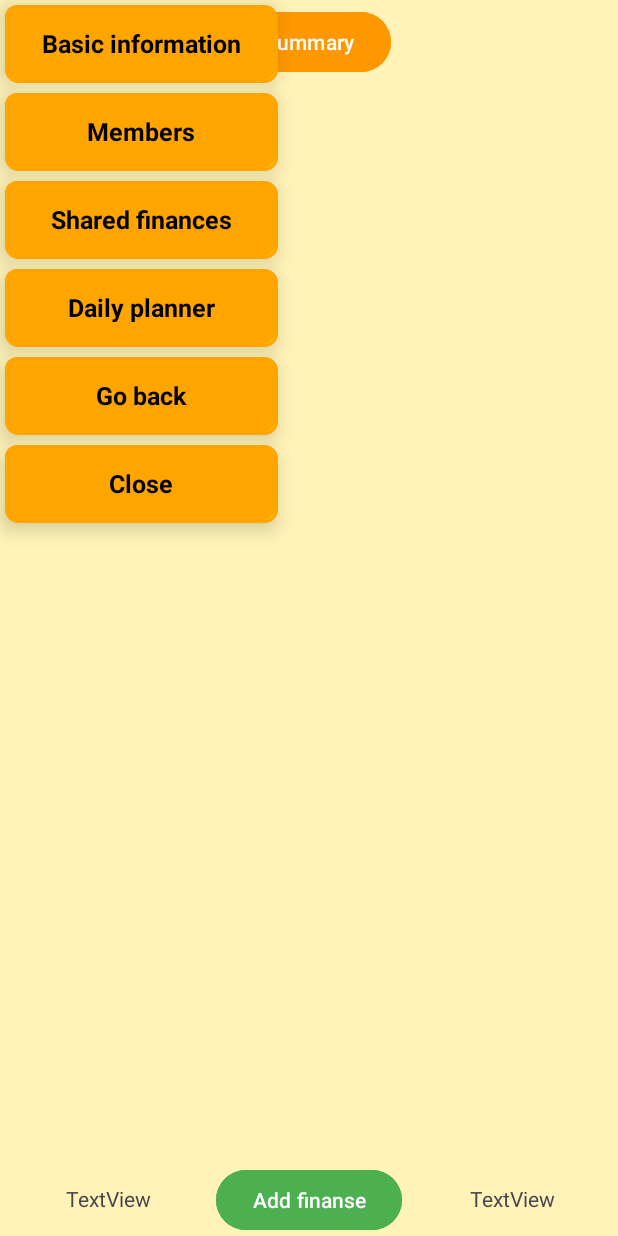
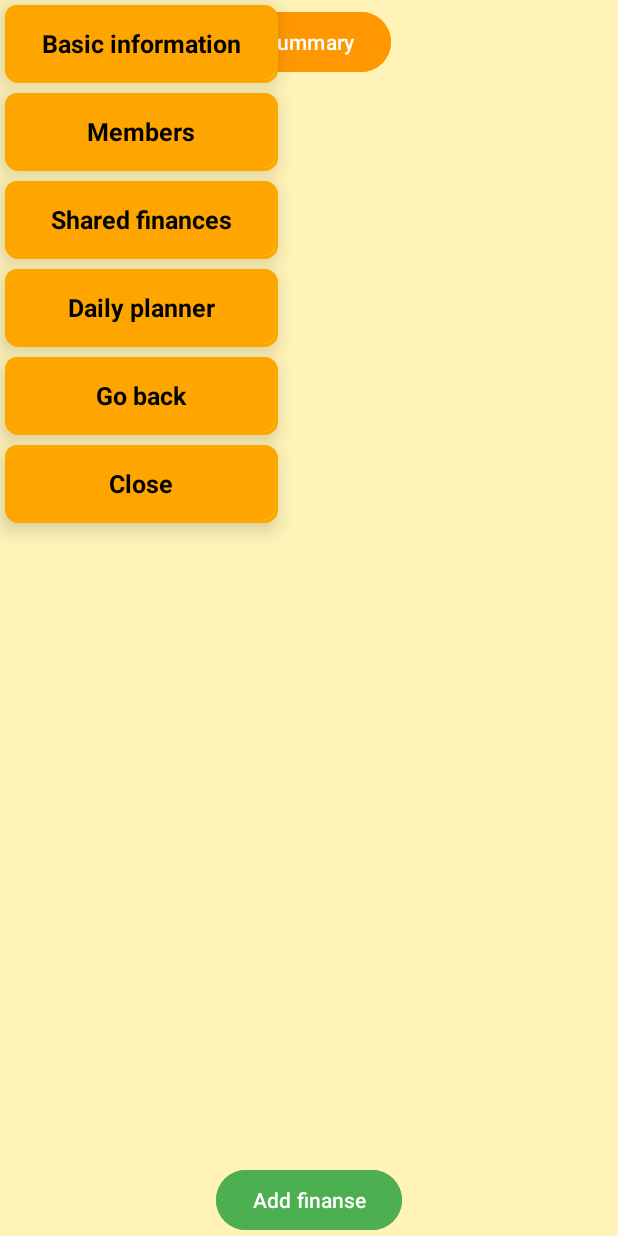
Before and after one commit to mateuszf2/PlanerPodrozy, an Android app: the FinanseActivity screen opened directly, with no data from a screen before it, after a tap on "Menu", on a phone screen of 412 x 824 dp. Run offline under Robolectric (Android 15) with nearby library versions, the phone set to English and light mode, and no system bars; our stand-ins replace Firebase (no records; nobody signed in at launch, a user with empty details on screens opened directly), sdp/ssp sizes; 2 statements that could not run were skipped.

Commit message:
Ostatnie poprawki

```diff
--- a/app/src/main/java/com/example/planerpodrozy/FinanseActivity.kt
+++ b/app/src/main/java/com/example/planerpodrozy/FinanseActivity.kt
@@ -30,8 +30,6 @@ class FinanseActivity : AppCompatActivity(),FinanseAdapter.OnEventClickListener
         val currentUser= FirebaseAuth.getInstance().currentUser
         val userId= currentUser?.uid
 
-        var sumAll: Double = 0.0
-        var sumUser: Double = 0.0
 
         finanseRecyclerView= binding.recyclerViewFinanse
         finanseAdapter= FinanseAdapter(this)
@@ -52,8 +50,7 @@ class FinanseActivity : AppCompatActivity(),FinanseAdapter.OnEventClickListener
                         val finanse= Finanse(amountFinanse, eventId, finanseId, finanseName.toString(), userIdFinanse.toString())
 
                         finanseList.add(finanse)
-                        sumAll+= amountFinanse //sumuje wszystkie składki dla tego wydarzenia
-                        binding.textViewSumAll.text= "Suma składek\n${sumAll} zł" //wyświetla sumę wszystkich składek tego wydarzenia
+
                     }
                     finanseAdapter.submitList(finanseList)
                 }
@@ -62,23 +59,7 @@ class FinanseActivity : AppCompatActivity(),FinanseAdapter.OnEventClickListener
                 }
         }
 
-        //sumuje wszystkie wpłaty użytkownika
-        if(userId!=null){
-            db.collection("finansePay")
-                .whereEqualTo("eventId", eventId)
-                .whereEqualTo("userId", userId)
-                .get()
-                .addOnSuccessListener { documents ->
-                    for(document in documents){
-                        val currentAmount= document.getString("amountPay")!!.toDouble()
-                        sumUser+=currentAmount
-                        binding.textViewSumUser.text= "Suma wpłat\n${sumUser.toString()}" //wyświetlanie na sumy wszystki wpłat użytkownika
-                    }
-                }
-                .addOnFailureListener { e->
 
-                }
-        }
 
 
         val menuRecyclerView= binding.recyclerViewMenuBar
--- a/app/src/main/java/com/example/planerpodrozy/PayFriendActivity.kt
+++ b/app/src/main/java/com/example/planerpodrozy/PayFriendActivity.kt
@@ -38,6 +38,9 @@ class PayFriendActivity : AppCompatActivity() {
                         .add(paymentData)
                         .addOnSuccessListener { document->
                             showToast("Friend added successfully!")
+                            binding.editTextEmailToPay.setText("")
+                            binding.editTextNumberToPay.setText("")
+
                         }
                         .addOnFailureListener { e->
 
--- a/app/src/main/res/layout/activity_finanse.xml
+++ b/app/src/main/res/layout/activity_finanse.xml
@@ -42,32 +42,6 @@
         app:layout_constraintEnd_toEndOf="parent"
         app:layout_constraintStart_toStartOf="parent" />
 
-    <TextView
-        android:id="@+id/textView_SumAll"
-        android:layout_width="wrap_content"
-        android:layout_height="wrap_content"
-        android:layout_gravity="center"
-        android:layout_marginBottom="@dimen/_12sdp"
-        android:gravity="center"
-        android:text="TextView"
-        app:layout_constraintBottom_toBottomOf="parent"
-        app:layout_constraintEnd_toStartOf="@+id/buttonAddFinanse"
-        app:layout_constraintHorizontal_bias="0.505"
-        app:layout_constraintStart_toStartOf="parent" />
-
-    <TextView
-        android:id="@+id/textView_SumUser"
-        android:layout_width="wrap_content"
-        android:layout_height="wrap_content"
-        android:layout_gravity="center"
-        android:layout_marginBottom="@dimen/_12sdp"
-        android:gravity="center"
-        android:text="TextView"
-        app:layout_constraintBottom_toBottomOf="parent"
-        app:layout_constraintEnd_toEndOf="parent"
-        app:layout_constraintHorizontal_bias="0.517"
-        app:layout_constraintStart_toEndOf="@+id/buttonAddFinanse" />
-
     <androidx.recyclerview.widget.RecyclerView
         android:id="@+id/recycler_view_MenuBar"
         android:layout_width="match_parent"
--- a/app/src/main/res/layout/activity_pay_friend.xml
+++ b/app/src/main/res/layout/activity_pay_friend.xml
@@ -77,7 +77,7 @@
                 android:layout_height="wrap_content"
                 android:ems="10"
                 android:hint="Amount of money"
-                android:inputType="number"
+                android:inputType="numberDecimal"
                 app:layout_constraintEnd_toEndOf="parent"
                 app:layout_constraintStart_toStartOf="parent" />
 
--- a/app/src/main/res/layout/item_event.xml
+++ b/app/src/main/res/layout/item_event.xml
@@ -22,9 +22,9 @@
         android:id="@+id/buttonDeleteEvent"
         android:layout_width="wrap_content"
         android:layout_height="wrap_content"
-        android:layout_marginLeft="@dimen/_180sdp"
         android:backgroundTint="#E91E1E"
         android:paddingHorizontal="3dp"
+        android:layout_gravity="center_horizontal"
         android:paddingVertical="3dp"
         android:text="Delete"
         android:textSize="@dimen/_12ssp" />
```
Also changed, not shown: app/src/main/java/com/example/planerpodrozy/AcceptPaymentActivity.kt (+12 -9 lines), app/src/main/res/layout/item_invitation.xml (+5 -5 lines), app/src/main/res/layout/item_payment.xml (+4 -4 lines).
